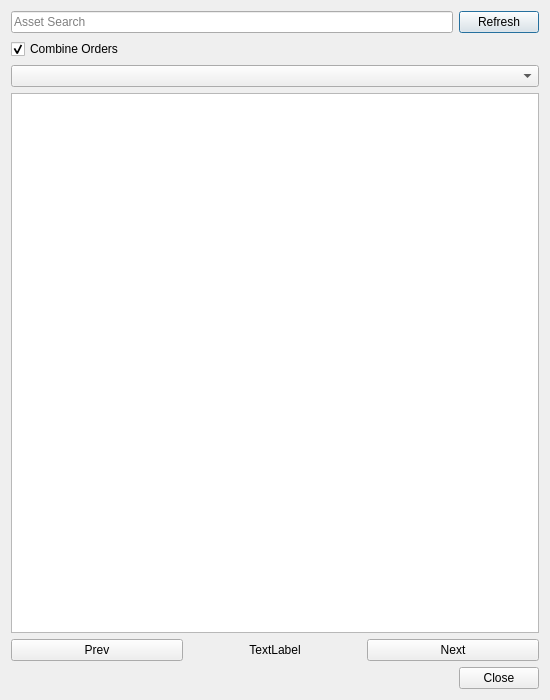
Above: ui/qt/server_orders.ui from ben-abraham/raven-trader-pro before the change. Below: the same form after it.
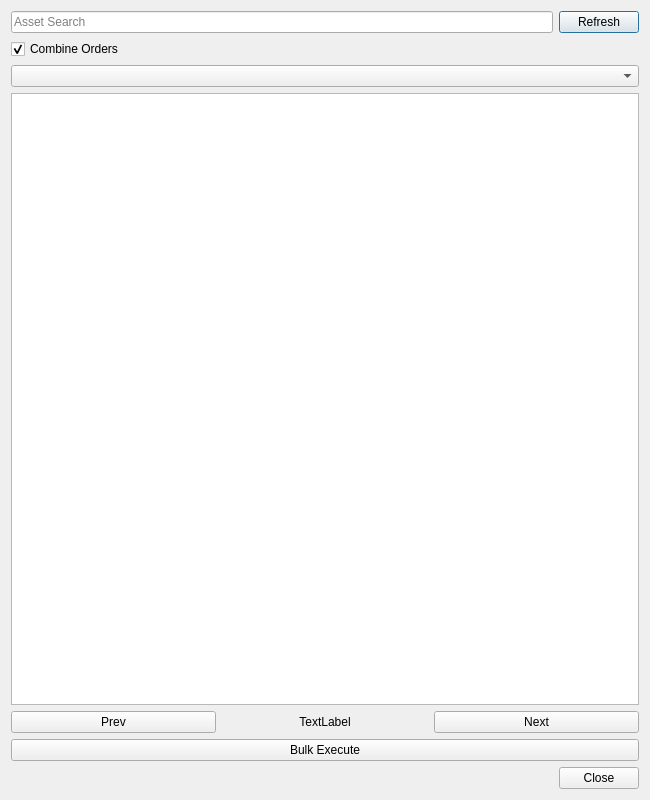
That is the form after the change.

What changed in the file:
```diff
--- a/ui/qt/server_orders.ui
+++ b/ui/qt/server_orders.ui
@@ -6,8 +6,8 @@
    <rect>
     <x>0</x>
     <y>0</y>
-    <width>550</width>
-    <height>700</height>
+    <width>650</width>
+    <height>800</height>
    </rect>
   </property>
   <property name="windowTitle">
@@ -80,6 +80,16 @@
      </item>
     </layout>
    </item>
+   <item>
+    <widget class="QPushButton" name="btnBulkOrder">
+      <property name="text">
+        <string>Bulk Execute</string>
+      </property>
+       <property name="visible">
+        <bool>false</bool>
+       </property>
+    </widget>
+   </item>
    <item>
     <widget class="QDialogButtonBox" name="buttonBox">
      <property name="orientation">
```
Left out of the diff: 12 changed lines with no effect on the pictures.
